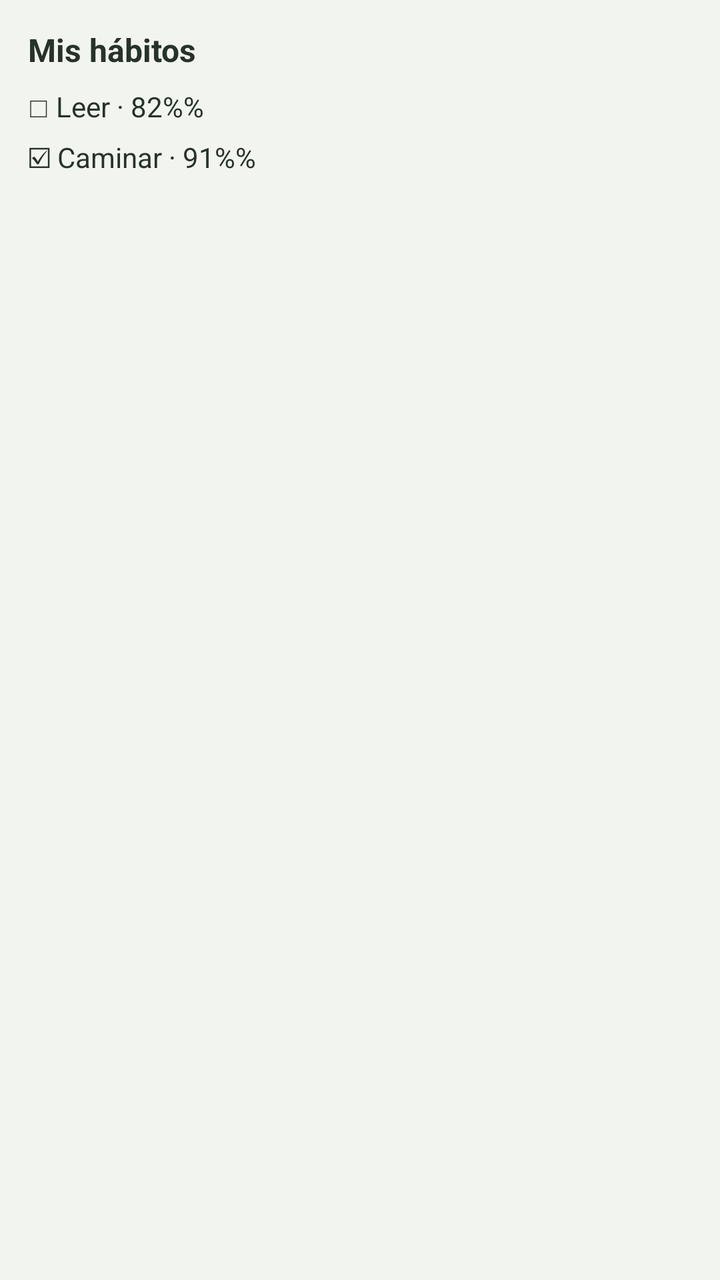
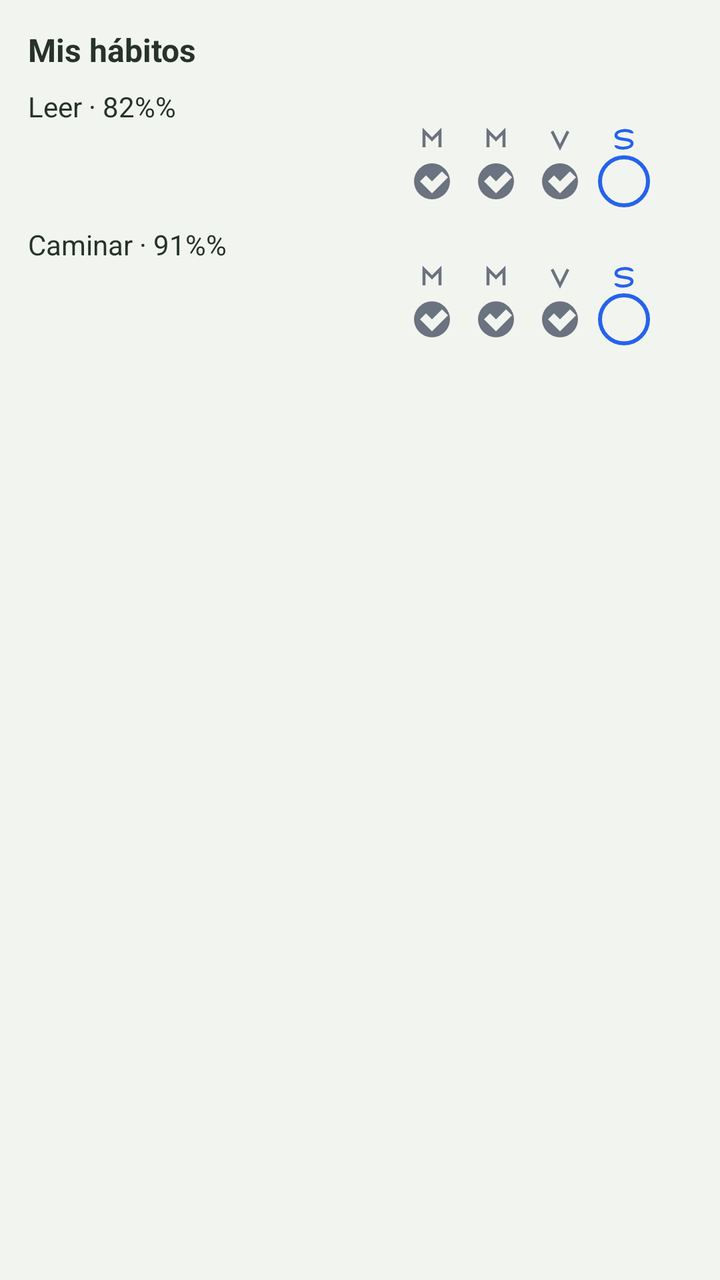

An Android layout rendered at two revisions. The XML below is the earlier revision; the diff shows what the commit changed to produce the second picture.
<!-- AndroidManifest.xml: application theme Theme.LaRacha -->
<!-- res/layout/widget_list_preview.xml -->
<?xml version="1.0" encoding="utf-8"?>
<LinearLayout xmlns:android="http://schemas.android.com/apk/res/android"
    android:layout_width="match_parent"
    android:layout_height="match_parent"
    android:background="#F2F4EF"
    android:orientation="vertical"
    android:paddingStart="14dp"
    android:paddingTop="14dp"
    android:paddingEnd="28dp"
    android:paddingBottom="14dp">

    <TextView
        android:layout_width="match_parent"
        android:layout_height="wrap_content"
        android:text="@string/preview_list_title"
        android:textColor="#26322A"
        android:textSize="16sp"
        android:textStyle="bold" />

    <TextView
        android:layout_width="match_parent"
        android:layout_height="wrap_content"
        android:layout_marginTop="8dp"
        android:text="@string/preview_list_first"
        android:textColor="#26322A"
        android:textSize="14sp" />

    <TextView
        android:layout_width="match_parent"
        android:layout_height="wrap_content"
        android:layout_marginTop="6dp"
        android:text="@string/preview_list_second"
        android:textColor="#26322A"
        android:textSize="14sp" />
</LinearLayout>
<!-- resources referenced by this layout -->
<resources>
  <string name="preview_list_first">□ Leer  ·  82%%</string>
  <string name="preview_list_second">☑ Caminar  ·  91%%</string>
  <string name="preview_list_title">Mis hábitos</string>
  <style name="Theme.LaRacha" parent="android:style/Theme.Material.Light.NoActionBar">
          <item name="android:windowBackground">@color/app_window_background</item>
          <item name="android:statusBarColor">@color/app_window_background</item>
          <item name="android:navigationBarColor">@color/app_window_background</item>
          <item name="android:windowLightStatusBar">true</item>
          <item name="android:colorAccent">#437A54</item>
      </style>
  <color name="app_window_background">#F4F5F1</color>
</resources>

<!-- the commit's change to res/layout/widget_list_preview.xml (unified diff, before → after) -->
@@ -25,6 +25,13 @@
         android:textColor="#26322A"
         android:textSize="14sp" />
 
+    <ImageView
+        android:layout_width="128dp"
+        android:layout_height="44dp"
+        android:layout_gravity="end"
+        android:contentDescription="@null"
+        android:src="@drawable/widget_recent_progress_preview" />
+
     <TextView
         android:layout_width="match_parent"
         android:layout_height="wrap_content"
@@ -32,4 +39,11 @@
         android:text="@string/preview_list_second"
         android:textColor="#26322A"
         android:textSize="14sp" />
+
+    <ImageView
+        android:layout_width="128dp"
+        android:layout_height="44dp"
+        android:layout_gravity="end"
+        android:contentDescription="@null"
+        android:src="@drawable/widget_recent_progress_preview" />
 </LinearLayout>
<!-- resource entries referenced after the edit -->
@@ -1,7 +1,22 @@
 <!-- resources referenced by this layout -->
 <resources>
-  <string name="preview_list_first">□ Leer  ·  82%%</string>
-  <string name="preview_list_second">☑ Caminar  ·  91%%</string>
+  <!-- drawable widget_recent_progress_preview (drawable) -->
+  <vector xmlns:android="http://schemas.android.com/apk/res/android"
+      android:width="128dp"
+      android:height="44dp"
+      android:viewportWidth="128"
+      android:viewportHeight="44">
+      <path android:fillColor="#00000000" android:strokeColor="#6B7280" android:strokeWidth="1.5"
+          android:pathData="M8,11V3L12,7L16,3V11M40,11V3L44,7L48,3V11M72,3L76,11L80,3" />
+      <path android:fillColor="#00000000" android:strokeColor="#2563EB" android:strokeWidth="1.5"
+          android:pathData="M112,4C112,2 104,2 104,5C104,8 112,6 112,9C112,12 104,12 104,10" />
+      <path android:fillColor="#6B7280" android:fillType="evenOdd"
+          android:pathData="M12,19a9,9 0,1 0,0 18a9,9 0,1 0,0 -18M6,28L9,25L12,28L17,23L20,26L12,34ZM44,19a9,9 0,1 0,0 18a9,9 0,1 0,0 -18M38,28L41,25L44,28L49,23L52,26L44,34ZM76,19a9,9 0,1 0,0 18a9,9 0,1 0,0 -18M70,28L73,25L76,28L81,23L84,26L76,34Z" />
+      <path android:fillColor="#00000000" android:strokeColor="#2563EB" android:strokeWidth="2"
+          android:pathData="M108,16a12,12 0,1 0,0 24a12,12 0,1 0,0 -24" />
+  </vector>
+  <string name="preview_list_first">Leer  ·  82%%</string>
+  <string name="preview_list_second">Caminar  ·  91%%</string>
   <string name="preview_list_title">Mis hábitos</string>
   <style name="Theme.LaRacha" parent="android:style/Theme.Material.Light.NoActionBar">
           <item name="android:windowBackground">@color/app_window_background</item>
